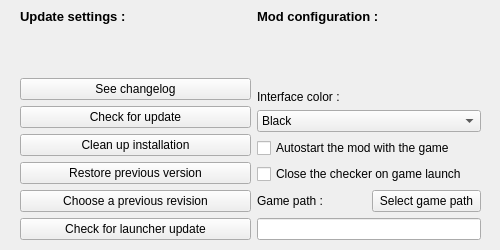
Old version of the form optionbox.ui in the repository dbkblk/rand_launcher.
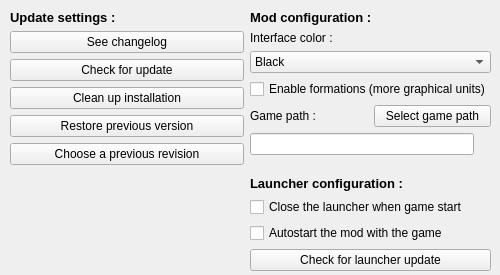
New version of the form.

Patch:
```diff
--- a/optionbox.ui
+++ b/optionbox.ui
@@ -7,7 +7,7 @@
     <x>0</x>
     <y>0</y>
     <width>500</width>
-    <height>250</height>
+    <height>275</height>
    </rect>
   </property>
   <property name="sizePolicy">
@@ -16,6 +16,18 @@
     <verstretch>0</verstretch>
    </sizepolicy>
   </property>
+  <property name="minimumSize">
+   <size>
+    <width>500</width>
+    <height>275</height>
+   </size>
+  </property>
+  <property name="maximumSize">
+   <size>
+    <width>500</width>
+    <height>275</height>
+   </size>
+  </property>
   <property name="focusPolicy">
    <enum>Qt::StrongFocus</enum>
   </property>
@@ -28,13 +40,19 @@
   <widget class="QWidget" name="horizontalLayoutWidget">
    <property name="geometry">
     <rect>
-     <x>20</x>
-     <y>9</y>
-     <width>461</width>
-     <height>231</height>
+     <x>10</x>
+     <y>10</y>
+     <width>481</width>
+     <height>261</height>
     </rect>
    </property>
    <layout class="QHBoxLayout" name="horizontalLayout">
+    <property name="spacing">
+     <number>6</number>
+    </property>
+    <property name="sizeConstraint">
+     <enum>QLayout::SetDefaultConstraint</enum>
+    </property>
     <item>
      <layout class="QVBoxLayout" name="verticalLayout">
       <item>
@@ -44,19 +62,6 @@
         </property>
        </widget>
       </item>
-      <item>
-       <spacer name="verticalSpacer">
-        <property name="orientation">
-         <enum>Qt::Vertical</enum>
-        </property>
-        <property name="sizeHint" stdset="0">
-         <size>
-          <width>20</width>
-          <height>40</height>
-         </size>
-        </property>
-       </spacer>
-      </item>
       <item>
        <widget class="QPushButton" name="opt_bt_changelog">
         <property name="text">
@@ -93,11 +98,17 @@
        </widget>
       </item>
       <item>
-       <widget class="QPushButton" name="opt_bt_chklauncher">
-        <property name="text">
-         <string>Check for launcher update</string>
+       <spacer name="verticalSpacer">
+        <property name="orientation">
+         <enum>Qt::Vertical</enum>
         </property>
-       </widget>
+        <property name="sizeHint" stdset="0">
+         <size>
+          <width>20</width>
+          <height>40</height>
+         </size>
+        </property>
+       </spacer>
       </item>
      </layout>
     </item>
@@ -110,19 +121,6 @@
         </property>
        </widget>
       </item>
-      <item>
-       <spacer name="verticalSpacer_2">
-        <property name="orientation">
-         <enum>Qt::Vertical</enum>
-        </property>
-        <property name="sizeHint" stdset="0">
-         <size>
-          <width>20</width>
-          <height>40</height>
-         </size>
-        </property>
-       </spacer>
-      </item>
       <item>
        <widget class="QLabel" name="lb_intcolor">
         <property name="text">
@@ -178,16 +176,9 @@
        </widget>
       </item>
       <item>
-       <widget class="QCheckBox" name="startBox">
+       <widget class="QCheckBox" name="checkBox">
         <property name="text">
-         <string>Autostart the mod with the game</string>
-        </property>
-       </widget>
-      </item>
-      <item>
-       <widget class="QCheckBox" name="checkerBox">
-        <property name="text">
-         <string>Close the checker on game launch</string>
+         <string>Enable formations (more graphical units)</string>
         </property>
        </widget>
       </item>
@@ -228,6 +219,51 @@
         </property>
        </widget>
       </item>
+      <item>
+       <layout class="QVBoxLayout" name="verticalLayout_3">
+        <item>
+         <spacer name="verticalSpacer_2">
+          <property name="orientation">
+           <enum>Qt::Vertical</enum>
+          </property>
+          <property name="sizeHint" stdset="0">
+           <size>
+            <width>20</width>
+            <height>40</height>
+           </size>
+          </property>
+         </spacer>
+        </item>
+       </layout>
+      </item>
+      <item>
+       <widget class="QLabel" name="lb_modconf_2">
+        <property name="text">
+         <string>&lt;html&gt;&lt;head/&gt;&lt;body&gt;&lt;p&gt;&lt;span style=&quot; font-size:10pt; font-weight:600;&quot;&gt;Launcher configuration :&lt;/span&gt;&lt;/p&gt;&lt;/body&gt;&lt;/html&gt;</string>
+        </property>
+       </widget>
+      </item>
+      <item>
+       <widget class="QCheckBox" name="checkerBox">
+        <property name="text">
+         <string>Close the launcher when game start</string>
+        </property>
+       </widget>
+      </item>
+      <item>
+       <widget class="QCheckBox" name="startBox">
+        <property name="text">
+         <string>Autostart the mod with the game</string>
+        </property>
+       </widget>
+      </item>
+      <item>
+       <widget class="QPushButton" name="opt_bt_chklauncher">
+        <property name="text">
+         <string>Check for launcher update</string>
+        </property>
+       </widget>
+      </item>
      </layout>
     </item>
    </layout>
```
Left out of the diff: 3 changed lines with no effect on the pictures.
